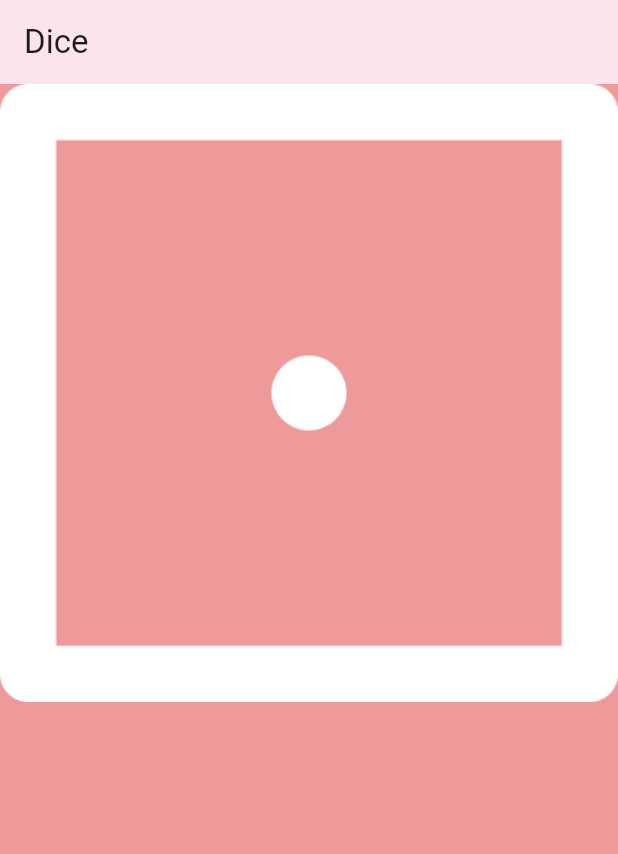
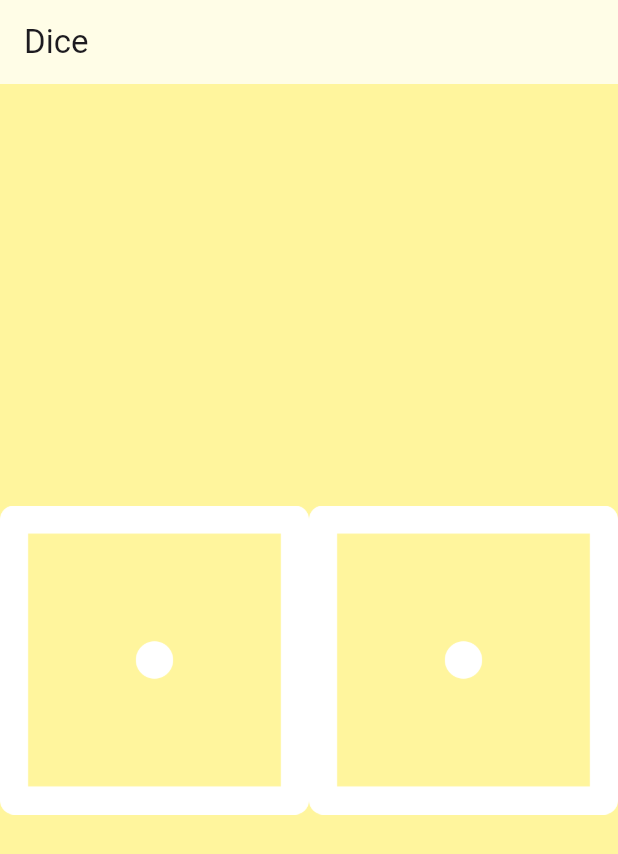
Before and after one commit to shrutiiiiin/Dice-Flutter-App, a Flutter app: the screen it shows after launch, on a phone screen of 412 x 824 dp. Shown: the top 854 px of the screen. Run offline on Flutter 3.47's test engine with Material 3 defaults, Android fonts, the phone set to English and light mode, and no system bars.

Commit message:
initial commit #2

```diff
--- a/lib/main.dart
+++ b/lib/main.dart
@@ -3,10 +3,13 @@
 void main() {
   runApp(MaterialApp(
     home: Scaffold(
-      backgroundColor: Colors.red[200],
+      backgroundColor: Colors.yellow[200],
       appBar: AppBar(
-        title: Text('Dice'),
-        backgroundColor: Colors.pink[50],
+        title: Text(
+          'Dice',
+          textAlign: TextAlign.center,
+        ),
+        backgroundColor: Colors.yellow[50],
       ),
       body: DicePage(),
     ),
@@ -18,14 +21,17 @@
 
   @override
   Widget build(BuildContext context) {
-    return Row(
-      children: [
-        Expanded(
-          child: Image(
-            image: AssetImage('images/dice1.png'),
+    return Center(
+      child: Row(
+        children: [
+          Expanded(
+            child: Image.asset('images/dice1.png'),
           ),
-        ),
-      ],
+          Expanded(
+            child: Image.asset('images/dice1.png'),
+          ),
+        ],
+      ),
     );
   }
 }
```
